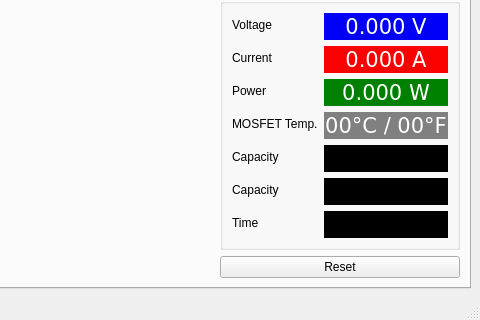
Old version of the form gui/main.ui in the repository nikolai2111/Electronic_load_DL24; both pictures show x 505 to 985 and y 380 to 700 of the 985 by 700 pixel window.
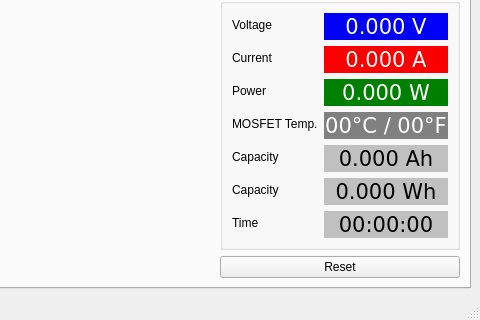
New version of the form.

Commit message: Fix: Black background for the capacity, timer

```diff
--- a/gui/main.ui
+++ b/gui/main.ui
@@ -544,7 +544,7 @@
                 </font>
                </property>
                <property name="styleSheet">
-                <string notr="true">border-radius:0.4em;border:1px solid; background:#000;</string>
+                <string notr="true">border-radius:0.4em;border:1px solid #c0c0c0; background:#c0c0c0;</string>
                </property>
                <property name="text">
                 <string>&lt;pre&gt;0.000 Ah&lt;/pre&gt;</string>
@@ -577,7 +577,7 @@
                 </font>
                </property>
                <property name="styleSheet">
-                <string notr="true">border-radius:0.4em;border:1px solid; background:#000;</string>
+                <string notr="true">border-radius:0.4em;border:1px solid #c0c0c0; background:#c0c0c0;</string>
                </property>
                <property name="text">
                 <string>&lt;pre&gt;0.000 Wh&lt;/pre&gt;</string>
@@ -596,7 +596,7 @@
                 </font>
                </property>
                <property name="styleSheet">
-                <string notr="true">border-radius:0.4em;border:1px solid; background:#000;</string>
+                <string notr="true">border-radius:0.4em;border:1px solid #c0c0c0; background:#c0c0c0;</string>
                </property>
                <property name="text">
                 <string>&lt;pre&gt;00:00:00&lt;/pre&gt;</string>
```
